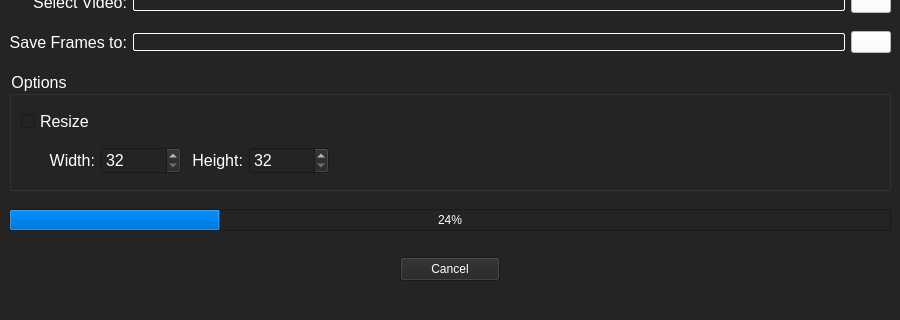
Before: the Qt Designer form gui/ui_files/ui_main_window.ui in riverbr/qFramer, drawn with Qt 5; both pictures show x 0 to 900 and y 108 to 428 of the 900 by 520 pixel window.
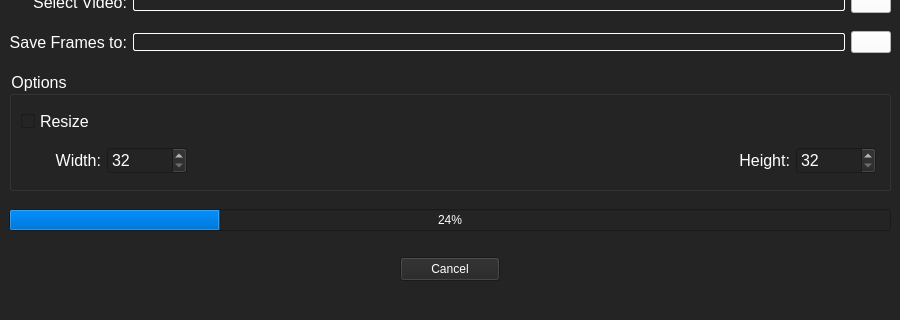
After: the same form once the commit is applied. Icons and pictures are not drawn.

```diff
--- a/gui/ui_files/ui_main_window.ui
+++ b/gui/ui_files/ui_main_window.ui
@@ -278,18 +278,18 @@
              <enum>Qt::Horizontal</enum>
             </property>
             <property name="sizeType">
-             <enum>QSizePolicy::Fixed</enum>
-            </property>
-            <property name="sizeHint" stdset="0">
-             <size>
-              <width>550</width>
-              <height>20</height>
-             </size>
+             <enum>QSizePolicy::MinimumExpanding</enum>
             </property>
            </spacer>
           </item>
           <item row="2" column="4">
            <widget class="QLabel" name="label_4">
+            <property name="minimumSize">
+             <size>
+              <width>67</width>
+              <height>23</height>
+             </size>
+            </property>
             <property name="font">
              <font>
               <pointsize>12</pointsize>
@@ -308,6 +308,12 @@
           </item>
           <item row="2" column="0">
            <widget class="QLabel" name="label_3">
+            <property name="minimumSize">
+             <size>
+              <width>67</width>
+              <height>23</height>
+             </size>
+            </property>
             <property name="font">
              <font>
               <pointsize>12</pointsize>
```
Left out of the diff: 4 changed lines with no effect on the pictures.
